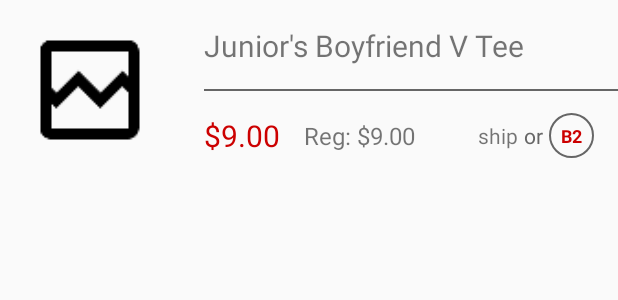
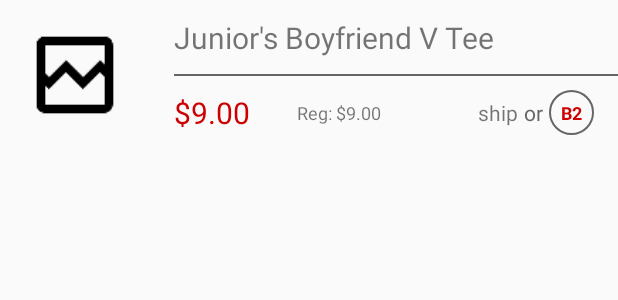
Before and after one commit to alexstolzberg/dealsSearch, an Android app: the layout deal_list_item.xml on its own in the app's theme, with its tools: preview values and no code run, on a phone screen of 412 x 824 dp. Shown: the top 300 px of the screen. Run offline under Robolectric (Android 15) with nearby library versions, the phone set to English and light mode, and no system bars.

Commit message:
Basic dark mode theme

```diff
--- a/app/src/main/res/layout/deal_list_item.xml
+++ b/app/src/main/res/layout/deal_list_item.xml
@@ -22,9 +22,9 @@
         android:id="@+id/dealTitle"
         android:layout_width="0dp"
         android:layout_height="wrap_content"
-        android:ellipsize="end"
         android:layout_marginStart="@dimen/keyline_medium"
         android:layout_marginEnd="@dimen/keyline_medium"
+        android:ellipsize="end"
         android:textSize="20sp"
         app:layout_constraintBottom_toTopOf="@+id/centerGuideline"
         app:layout_constraintEnd_toEndOf="parent"
@@ -66,9 +66,10 @@
         android:layout_width="wrap_content"
         android:layout_height="wrap_content"
         android:layout_marginStart="@dimen/keyline_medium"
-        android:layout_marginEnd="@dimen/keyline_medium"
-        android:textSize="16sp"
+        android:textSize="12sp"
         app:layout_constraintBottom_toBottomOf="@id/salePrice"
+        app:layout_constraintEnd_toStartOf="@+id/orderContainer"
+        app:layout_constraintHorizontal_bias="0.19"
         app:layout_constraintStart_toEndOf="@id/salePrice"
         app:layout_constraintTop_toTopOf="@id/salePrice"
         tools:text="Reg: $9.00" />
--- a/app/src/main/res/layout/fragment_deal_item.xml
+++ b/app/src/main/res/layout/fragment_deal_item.xml
@@ -76,7 +76,6 @@
                 android:layout_marginStart="@dimen/keyline_medium"
                 android:layout_marginTop="@dimen/keyline_small"
                 android:layout_marginEnd="@dimen/keyline_medium"
-                android:textColor="#000000"
                 android:textSize="14sp"
                 app:layout_constraintBottom_toBottomOf="parent"
                 app:layout_constraintEnd_toEndOf="parent"
--- /dev/null
+++ b/app/src/main/res/values-night/colors.xml
@@ -0,0 +1,15 @@
+<?xml version="1.0" encoding="utf-8"?>
+<resources>
+
+    <color name="colorPrimary">#AA0000</color>
+    <color name="colorPrimaryDark">#680606</color>
+    <color name="colorAccent">#70D170</color>
+
+    <color name="light_gray_color">#666666</color>
+    <color name="light_gray_text_color">#D6D2D2</color>
+    <color name="gray_color">#e0e0e0</color>
+
+    <color name="red_color">#D37C7C</color>
+    <color name="light_red_color">#cc0000</color>
+
+</resources>
--- a/app/src/main/res/values/colors.xml
+++ b/app/src/main/res/values/colors.xml
@@ -3,6 +3,9 @@
   <color name="colorPrimary">@color/red_color</color>
   <color name="colorPrimaryDark">#AA0000</color>
   <color name="colorAccent">#008300</color>
+
+  <color name="white">#FFFFFF</color>
+  <color name="black">#000000</color>
 
   <color name="light_gray_color">#e0e0e0</color>
   <color name="light_gray_text_color">#5c5c5c</color>
@@ -11,5 +14,4 @@
   <color name="red_color">#cc0000</color>
   <color name="light_red_color">#D37C7C</color>
 
-  <color name="white">#FFFFFF</color>
 </resources>
--- a/app/src/main/res/values/dimens.xml
+++ b/app/src/main/res/values/dimens.xml
@@ -7,8 +7,8 @@
   <dimen name="keyline_medium">16dp</dimen>
 
   <!-- Deals List -->
-  <dimen name="list_image_width">120dp</dimen>
-  <dimen name="list_image_height">120dp</dimen>
+  <dimen name="list_image_width">100dp</dimen>
+  <dimen name="list_image_height">100dp</dimen>
 
   <!-- Deal Details -->
   <dimen name="deal_details_image_height">300dp</dimen>
--- a/app/src/main/res/values/styles.xml
+++ b/app/src/main/res/values/styles.xml
@@ -1,11 +1,9 @@
 <resources>
 
-  <!-- Base application theme. -->
-  <style name="AppTheme" parent="Theme.AppCompat.Light.DarkActionBar">
-    <!-- Customize your theme here. -->
-    <item name="colorPrimary">@color/colorPrimary</item>
-    <item name="colorPrimaryDark">@color/colorPrimaryDark</item>
-    <item name="colorAccent">@color/colorAccent</item>
-  </style>
+    <style name="AppTheme" parent="Theme.AppCompat.DayNight.DarkActionBar">
+        <item name="colorPrimary">@color/colorPrimary</item>
+        <item name="colorPrimaryDark">@color/colorPrimaryDark</item>
+        <item name="colorAccent">@color/colorAccent</item>
+    </style>
 
 </resources>
```
